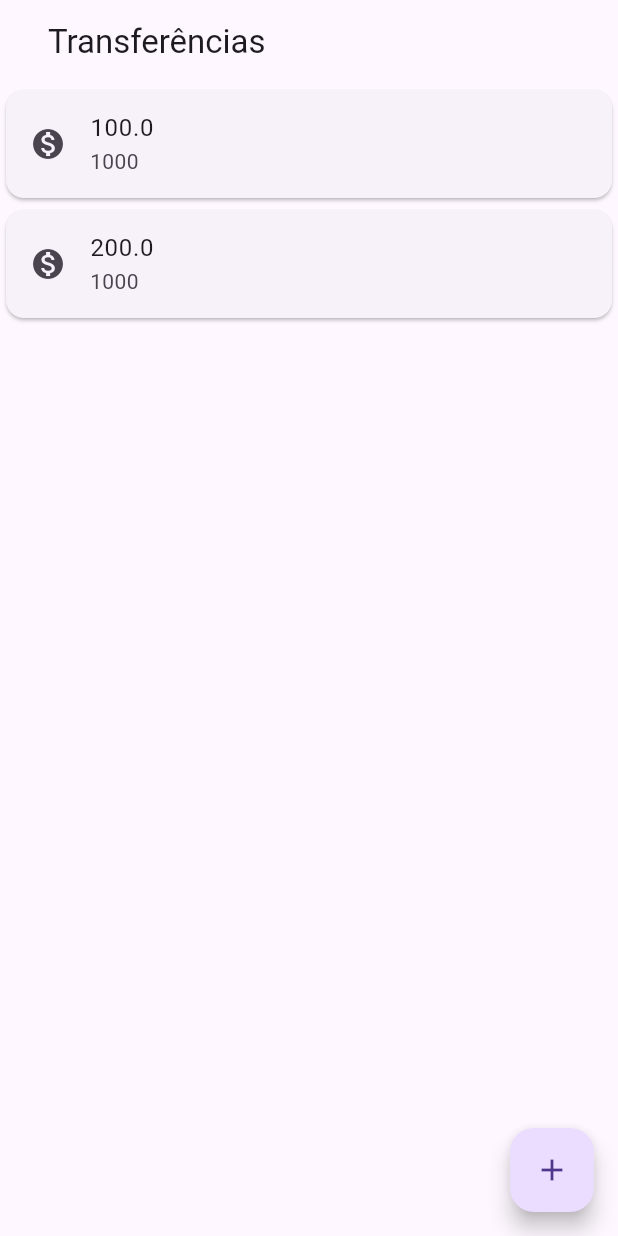
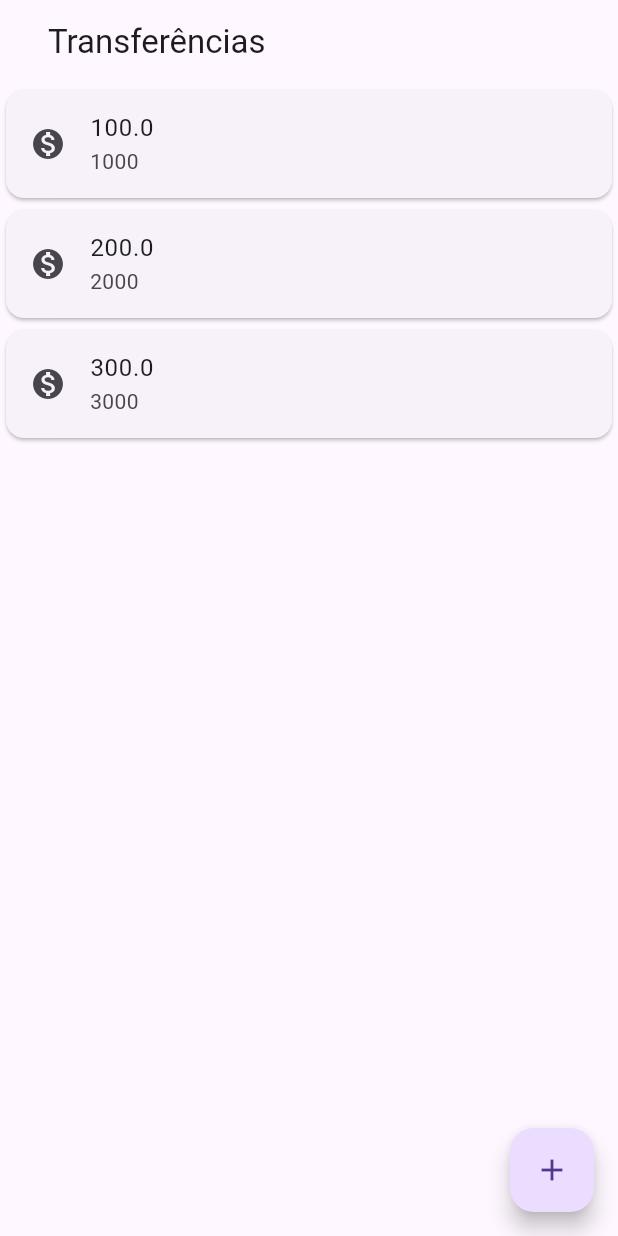
Before and after one commit to GuuilhermeR/bytebank, a Flutter app: the screen it shows after launch, on a phone screen of 412 x 824 dp. Run offline on Flutter 3.47's test engine with Material 3 defaults, Android fonts, the phone set to English and light mode, and no system bars.

Commit message:
02.Implementando layout com Widgets - Refatorando o código.

```diff
--- a/lib/main.dart
+++ b/lib/main.dart
@@ -3,24 +3,7 @@ import 'package:flutter/material.dart';
 void main() => runApp(
       MaterialApp(
         home: Scaffold(
-          body: const Column(
-            children: <Widget>[
-              Card(
-                child: ListTile(
-                  leading: Icon(Icons.monetization_on),
-                  title: Text('100.0'),
-                  subtitle: Text('1000'),
-                ),
-              ),
-              Card(
-                child: ListTile(
-                  leading: Icon(Icons.monetization_on),
-                  title: Text('200.0'),
-                  subtitle: Text('1000'),
-                ),
-              ),
-            ],
-          ),
+          body: ListaTransferencia(),
           appBar: AppBar(
               title: AppBar(
             title: const Text('Transferências'),
@@ -32,3 +15,42 @@ void main() => runApp(
         ),
       ),
     );
+
+class ListaTransferencia
+    extends StatelessWidget //StatelessWidget é usado para coisas constantes que não mudam. StatefulWidgets são usados para coisas que mudam.
+{
+  @override
+  Widget build(BuildContext context) {
+    return Column(
+      children: <Widget>[
+        ItemTransferencia(Transferencia(100, 1000)),
+        ItemTransferencia(Transferencia(200, 2000)),
+        ItemTransferencia(Transferencia(300, 3000)),
+      ],
+    );
+  }
+}
+
+class ItemTransferencia extends StatelessWidget {
+  final Transferencia _transferencia;
+
+  ItemTransferencia(this._transferencia);
+
+  @override
+  Widget build(BuildContext context) {
+    return Card(
+      child: ListTile(
+        leading: const Icon(Icons.monetization_on),
+        title: Text(_transferencia.valor.toString()),
+        subtitle: Text(_transferencia.numeroConta.toString()),
+      ),
+    );
+  }
+}
+
+class Transferencia {
+  final double valor;
+  final int numeroConta;
+
+  Transferencia(this.valor, this.numeroConta);
+}
```
